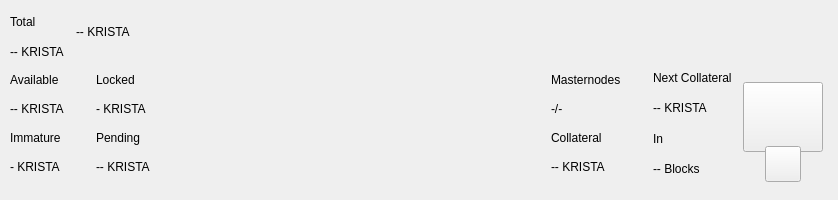
First picture: the form in src/qt/kristatech/forms/topbar.ui, repository bedri/KristaTech-KRISTA, before the edit.
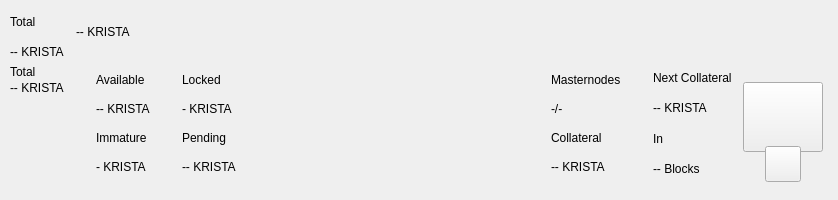
Second picture: the form after the edit. Custom widgets are drawn as their Qt base class.

Commit message: Redesign topbar: relocate Total balance to bottom container, redesign status icons to transparent outlines

What changed in the file:
```diff
--- a/src/qt/kristatech/forms/topbar.ui
+++ b/src/qt/kristatech/forms/topbar.ui
@@ -444,8 +444,59 @@
                <property name="spacing">
                 <number>0</number>
                </property>
+               <item>
+                <widget class="QWidget" name="widgetAmount" native="true">
+                 <layout class="QVBoxLayout" name="verticalLayout_2">
+                  <property name="spacing">
+                   <number>2</number>
+                  </property>
+                  <property name="leftMargin">
+                   <number>0</number>
+                  </property>
+                  <property name="topMargin">
+                   <number>0</number>
+                  </property>
+                  <property name="rightMargin">
+                   <number>0</number>
+                  </property>
+                  <property name="bottomMargin">
+                   <number>0</number>
+                  </property>
+                  <item>
+                   <widget class="QLabel" name="labelTitle1">
+                    <property name="text">
+                     <string>Total</string>
+                    </property>
+                   </widget>
+                  </item>
+                  <item>
+                   <widget class="QLabel" name="labelAmountPiv">
+                    <property name="text">
+                     <string notr="true">-- KRISTA</string>
+                    </property>
+                   </widget>
+                  </item>
+                  <item>
+                   <spacer name="verticalSpacer_Total">
+                    <property name="orientation">
+                     <enum>Qt::Vertical</enum>
+                    </property>
+                    <property name="sizeHint" stdset="0">
+                     <size>
+                      <width>20</width>
+                      <height>40</height>
+                     </size>
+                    </property>
+                   </spacer>
+                  </item>
+                 </layout>
+                </widget>
+               </item>
                <item>
                 <layout class="QVBoxLayout" name="verticalLayout_6">
+                 <property name="leftMargin">
+                  <number>32</number>
+                 </property>
                  <item>
                   <widget class="QLabel" name="labelTitle5">
                    <property name="text">
```
The commit also changes 31 other files.
